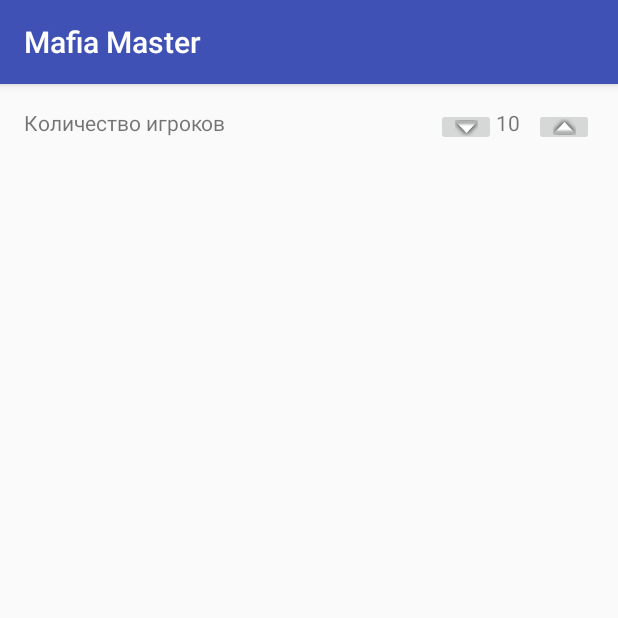
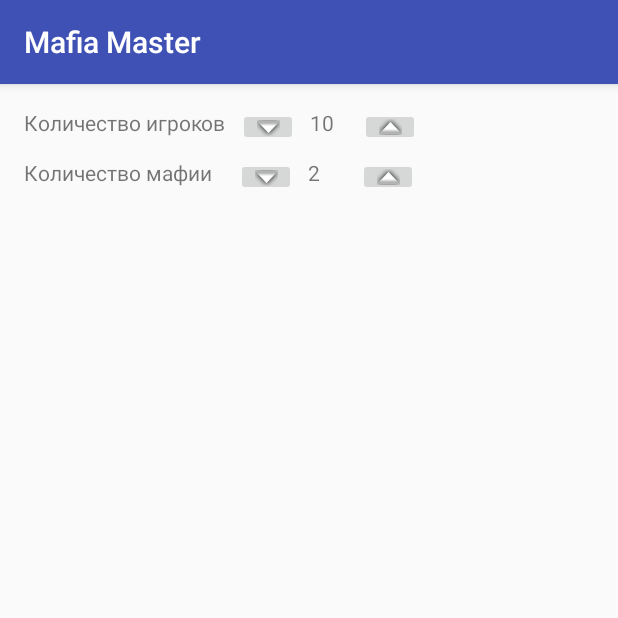
Before and after one commit to vitaliyKashuba/MafiaMaster, an Android app: the screen it shows after launch (MainActivity), after a tap on an icon or button, on a phone screen of 412 x 824 dp, the top half of it. Run offline under Robolectric (Android 15) with nearby library versions, the phone set to English and light mode, and no system bars; 1 other tap on this screen came first.

Commit message:
add second buttons line i hate markup android interfaces

```diff
--- a/app/src/main/java/vitaliy94/mafiamaster/MainActivity.java
+++ b/app/src/main/java/vitaliy94/mafiamaster/MainActivity.java
@@ -9,14 +9,19 @@ public class MainActivity extends AppCompatActivity
 {
 
     int playersCount = 10;
+    int mafiaCount = 2;
+
     TextView tvPlayersCount;
+    TextView tvMafiaCount;
 
     @Override
     protected void onCreate(Bundle savedInstanceState)
     {
         super.onCreate(savedInstanceState);
         setContentView(R.layout.activity_main);
+
         tvPlayersCount = (TextView)findViewById(R.id.playersCount);
+        tvMafiaCount = (TextView)findViewById(R.id.mafiaCount);
     }
 
     public void onPlayersClick(View view)
@@ -29,22 +34,16 @@ public class MainActivity extends AppCompatActivity
             case R.id.buttonMorePlayers:
                 playersCount++;
                 break;
+            case R.id.buttonLessMafia:
+                mafiaCount--;
+                break;
+            case R.id.buttonMoreMafia:
+                mafiaCount++;
+                break;
         }
 
         tvPlayersCount.setText(String.valueOf(playersCount));
+        tvMafiaCount.setText(String.valueOf(mafiaCount));
     }
 
-    /*public void onMorePlayersClick(View view)
-    {
-        playersCount++;
-        tvPlayersCount.setText(String.valueOf(playersCount));
-        //setPlayersCountText(String.valueOf(playersCount));
-    }
-
-    public void setPlayersCountText(String text)
-    {
-        //TextView tvPlayersCount = (TextView)findViewById(R.id.playersCount);
-        tvPlayersCount.setText(text);
-    }*/
-
 }
--- a/app/src/main/res/layout/activity_main.xml
+++ b/app/src/main/res/layout/activity_main.xml
@@ -27,7 +27,8 @@
         app:srcCompat="@android:drawable/arrow_down_float"
         tools:layout_editor_absoluteY="0dp"
         android:id="@+id/buttonLessPlayers"
-        app:layout_constraintRight_toLeftOf="@+id/playersCount" />
+        android:layout_marginStart="8dp"
+        app:layout_constraintLeft_toRightOf="@+id/textView3" />
 
     <TextView
         android:text="10"
@@ -35,7 +36,8 @@
         tools:layout_editor_absoluteY="0dp"
         android:id="@+id/playersCount"
         android:layout_width="25dp"
-        app:layout_constraintRight_toLeftOf="@+id/buttonMorePlayers" />
+        android:layout_marginStart="8dp"
+        app:layout_constraintLeft_toRightOf="@+id/buttonLessPlayers" />
 
     <ImageButton
         android:layout_height="25dp"
@@ -44,7 +46,49 @@
         tools:layout_editor_absoluteY="0dp"
         android:id="@+id/buttonMorePlayers"
         android:layout_width="40dp"
-        app:layout_constraintRight_toRightOf="parent" />
+        android:layout_marginStart="8dp"
+        app:layout_constraintLeft_toRightOf="@+id/playersCount" />
+
+    <TextView
+        android:text="Количество мафии"
+        android:layout_width="wrap_content"
+        android:layout_height="25dp"
+        tools:layout_editor_absoluteX="0dp"
+        android:id="@+id/textView6"
+        app:layout_constraintTop_toBottomOf="@+id/textView3"
+        android:layout_marginTop="8dp" />
+
+    <ImageButton
+        android:layout_width="40dp"
+        android:layout_height="25dp"
+        android:onClick="onPlayersClick"
+        app:srcCompat="@android:drawable/arrow_down_float"
+        android:id="@+id/buttonLessMafia"
+        android:layout_marginStart="16dp"
+        app:layout_constraintLeft_toRightOf="@+id/textView6"
+        app:layout_constraintTop_toBottomOf="@+id/buttonLessPlayers"
+        android:layout_marginTop="8dp" />
+
+    <TextView
+        android:text="2"
+        android:layout_height="25dp"
+        android:id="@+id/mafiaCount"
+        android:layout_width="25dp"
+        android:layout_marginStart="8dp"
+        app:layout_constraintLeft_toRightOf="@+id/buttonLessMafia"
+        app:layout_constraintTop_toBottomOf="@+id/playersCount"
+        android:layout_marginTop="8dp" />
+
+    <ImageButton
+        android:layout_height="25dp"
+        android:onClick="onPlayersClick"
+        app:srcCompat="@android:drawable/arrow_up_float"
+        android:id="@+id/buttonMoreMafia"
+        android:layout_width="40dp"
+        android:layout_marginStart="8dp"
+        app:layout_constraintLeft_toRightOf="@+id/mafiaCount"
+        app:layout_constraintTop_toBottomOf="@+id/buttonMorePlayers"
+        android:layout_marginTop="8dp" />
 
 
 </android.support.constraint.ConstraintLayout>
```
